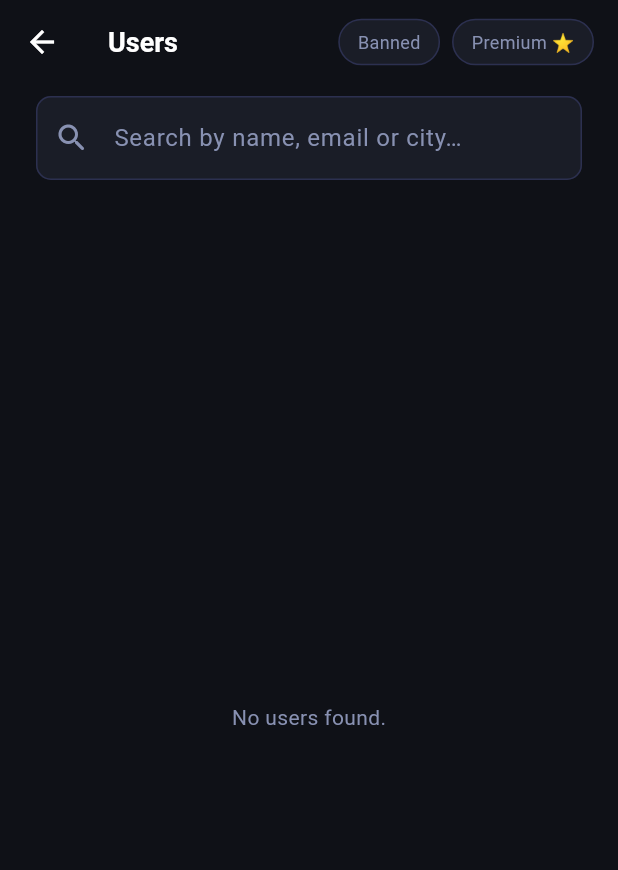
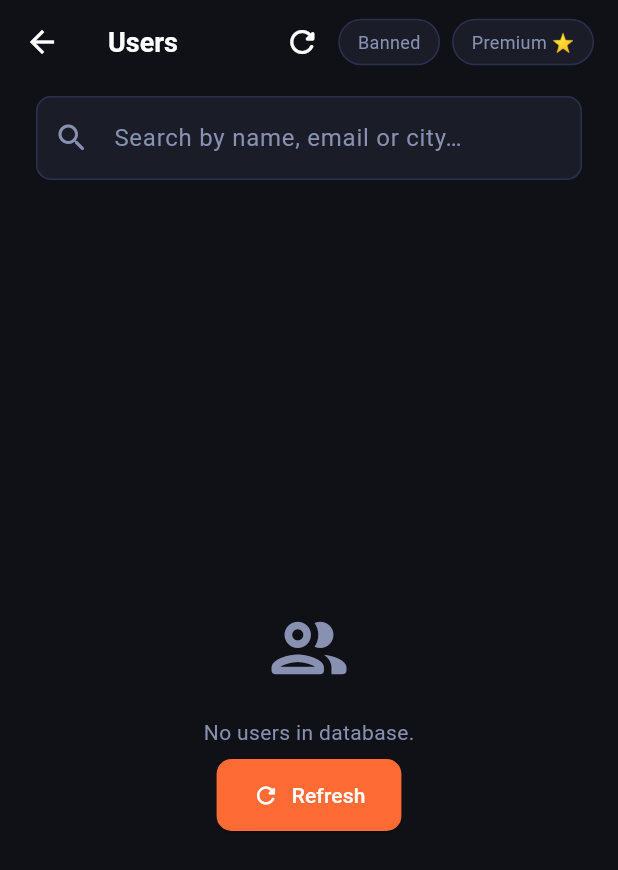
Before and after one commit to hassanmubiru/juicedates_admin, a Flutter app: the UsersScreen screen opened directly, on a phone screen of 412 x 824 dp. Shown: the top 870 px of the screen. Run offline on Flutter 3.47's test engine with Material 3 defaults, Android fonts, the phone set to English and light mode, and no system bars; our stand-ins replace cached_network_image, cloud_firestore, data_table_2, firebase_auth, firebase_core, fl_chart; accounts and stored records are empty.

Commit message:
Changes to be committed: 	modified:   lib/screens/users_screen.dart 	modified:   lib/services/admin_service.dart

```diff
--- a/lib/screens/users_screen.dart
+++ b/lib/screens/users_screen.dart
@@ -18,6 +18,15 @@ class _UsersScreenState extends State<UsersScreen> {
   String _query      = '';
   bool _bannedOnly   = false;
   bool _premiumOnly  = false;
+  late Future<List<AdminUser>> _usersFuture;
+
+  @override
+  void initState() {
+    super.initState();
+    _usersFuture = _svc.getUsersOnce();
+  }
+
+  void _refresh() => setState(() => _usersFuture = _svc.getUsersOnce());
 
   @override
   void dispose() {
@@ -47,6 +56,11 @@ class _UsersScreenState extends State<UsersScreen> {
         title: const Text('Users',
             style: TextStyle(color: Colors.white, fontWeight: FontWeight.bold)),
         actions: [
+          IconButton(
+            icon: const Icon(Icons.refresh_rounded, color: Colors.white),
+            tooltip: 'Refresh',
+            onPressed: _refresh,
+          ),
           // Filter chips
           _FilterChip(
             label: 'Banned',
@@ -91,8 +105,8 @@ class _UsersScreenState extends State<UsersScreen> {
 
           // Table
           Expanded(
-            child: StreamBuilder<List<AdminUser>>(
-              stream: _svc.getAllUsers(),
+            child: FutureBuilder<List<AdminUser>>(
+              future: _usersFuture,
               builder: (ctx, snap) {
                 if (snap.connectionState == ConnectionState.waiting) {
                   return const Center(
@@ -114,14 +128,41 @@ class _UsersScreenState extends State<UsersScreen> {
                             style: const TextStyle(
                                 color: kMuted, fontSize: 12),
                             textAlign: TextAlign.center),
+                        const SizedBox(height: 16),
+                        ElevatedButton.icon(
+                          onPressed: _refresh,
+                          icon: const Icon(Icons.refresh_rounded),
+                          label: const Text('Retry'),
+                        ),
                       ],
                     ),
                   );
                 }
-                final users = _filter(snap.data ?? []);
+                final allUsers = snap.data ?? [];
+                final users = _filter(allUsers);
+                if (allUsers.isEmpty) {
+                  return Center(
+                    child: Column(
+                      mainAxisAlignment: MainAxisAlignment.center,
+                      children: [
+                        const Icon(Icons.people_outline_rounded,
+                            size: 60, color: kMuted),
+                        const SizedBox(height: 16),
+                        const Text('No users in database.',
+                            style: TextStyle(color: kMuted)),
+                        const SizedBox(height: 8),
+                        ElevatedButton.icon(
+                          onPressed: _refresh,
+                          icon: const Icon(Icons.refresh_rounded),
+                          label: const Text('Refresh'),
+                        ),
+                      ],
+                    ),
+                  );
+                }
                 if (users.isEmpty) {
                   return const Center(
-                      child: Text('No users found.',
+                      child: Text('No users match the current filter.',
                           style: TextStyle(color: kMuted)));
                 }
                 return Padding(
--- a/lib/services/admin_service.dart
+++ b/lib/services/admin_service.dart
@@ -7,12 +7,9 @@ class AdminService {
 
   // ── Users ─────────────────────────────────────────────────────────────
 
-  Stream<List<AdminUser>> getAllUsers() {
-    return _db
-        .collection('users')
-        .snapshots()
-        .map((s) {
-          final users = s.docs.map(AdminUser.fromDoc).toList();
+  Future<List<AdminUser>> getUsersOnce() async {
+    final snap = await _db.collection('users').get();
+    final users = snap.docs.map(AdminUser.fromDoc).toList();
     users.sort((a, b) {
       if (a.createdAt == null && b.createdAt == null) return 0;
       if (a.createdAt == null) return 1;
@@ -20,7 +17,6 @@ class AdminService {
       return b.createdAt!.compareTo(a.createdAt!);
     });
     return users;
-        });
   }
 
   Future<Map<String, dynamic>> getAdminStats() async {
```
Lines whose indentation alone changed are shown as unchanged.
